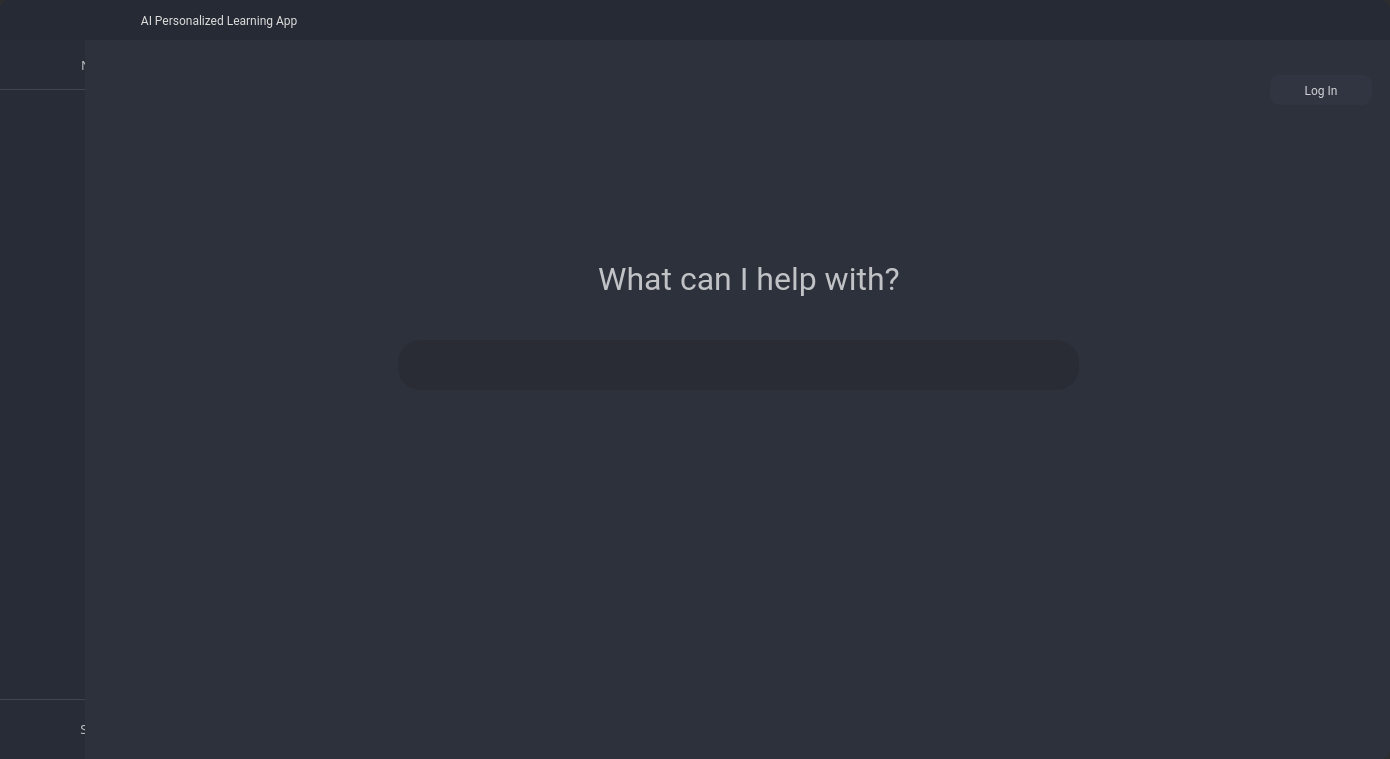
Before: the Qt Designer form FrontEnd/xml_ui/mainUI.ui in sandeepbhaskar14/AI-Personalized-Learning-Desktop-Application, drawn with Qt 5.
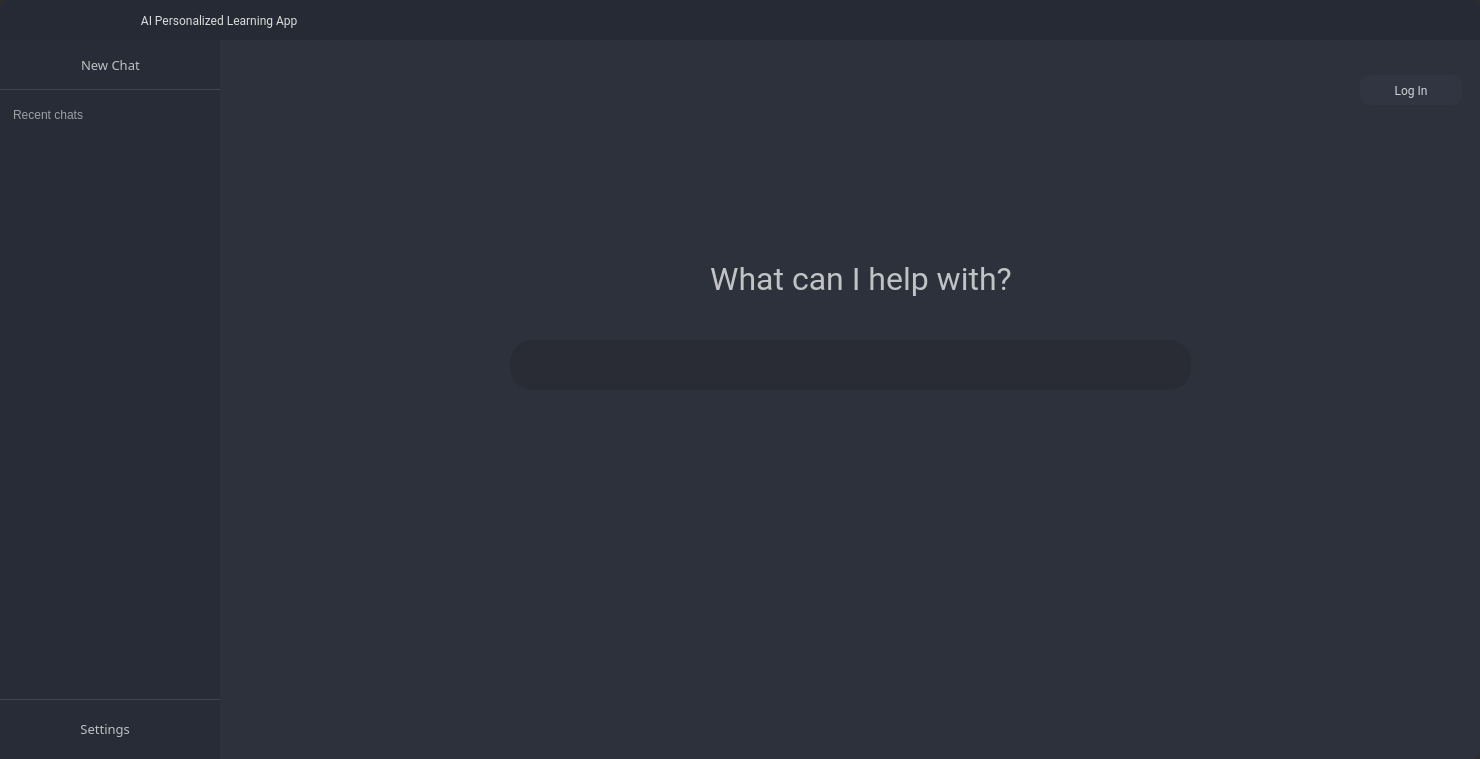
After: the same form once the commit is applied. Icons and pictures are not drawn. Custom widgets are drawn as their Qt base class.

Commit message: Created Chat table to store chats in backend to show in chat history in UI

Diff of the .ui file:
```diff
--- a/FrontEnd/xml_ui/mainUI.ui
+++ b/FrontEnd/xml_ui/mainUI.ui
@@ -6,7 +6,7 @@
    <rect>
     <x>0</x>
     <y>0</y>
-    <width>1390</width>
+    <width>1480</width>
     <height>759</height>
    </rect>
   </property>
@@ -507,7 +507,7 @@
            <widget class="QFrame" name="toggle_frame_left">
             <property name="minimumSize">
              <size>
-              <width>85</width>
+              <width>220</width>
               <height>0</height>
              </size>
             </property>
@@ -633,6 +633,25 @@
                </widget>
               </widget>
              </item>
+             <item>
+              <widget class="QLabel" name="label_7">
+               <property name="minimumSize">
+                <size>
+                 <width>0</width>
+                 <height>40</height>
+                </size>
+               </property>
+               <property name="styleSheet">
+                <string notr="true">background:none;
+border:none;
+padding-left:10px;
+color: rgba(255, 255, 255, 140);</string>
+               </property>
+               <property name="text">
+                <string>Recent chats</string>
+               </property>
+              </widget>
+             </item>
              <item>
               <widget class="QFrame" name="frame_driver_protection_2">
                <property name="frameShape">
```
Left out of the diff: 26 changed lines with no effect on the pictures. The commit also changes 4 other files.
